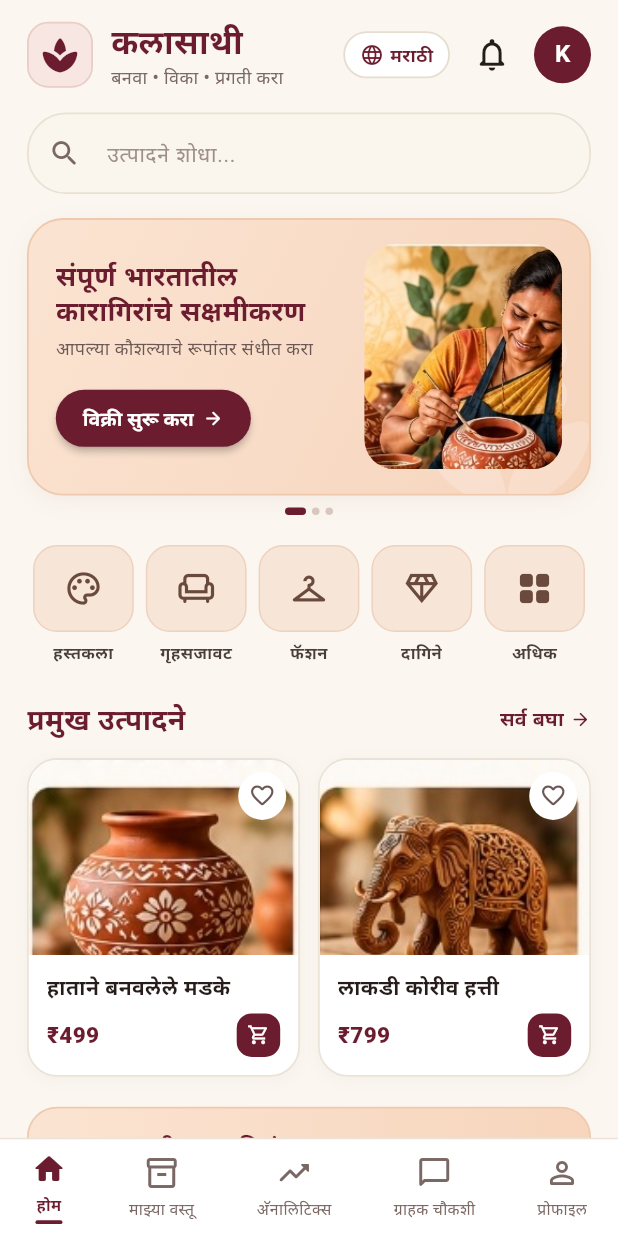
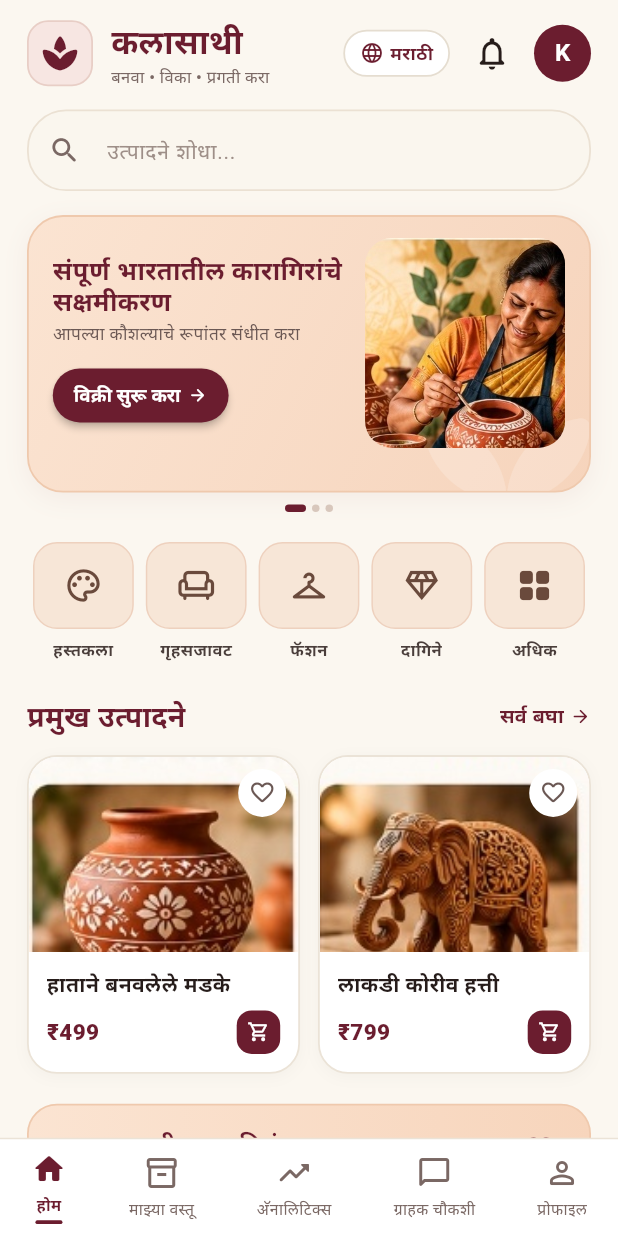
Before and after one commit to Kanchan1903/Artisans, a Flutter app: the HomeScreen screen opened directly, on a phone screen of 412 x 824 dp. Run offline on Flutter 3.47's test engine with Material 3 defaults, Android fonts, the phone set to English and light mode, and no system bars; our stand-ins replace image_picker, shared_preferences, speech_to_text; accounts and stored records are empty.

Commit message:
fix(mobile): resolve hero banner overflow and app title line wrap, add dismiss button to offline sync banner

```diff
--- a/apps/mobile/lib/screens/home_screen.dart
+++ b/apps/mobile/lib/screens/home_screen.dart
@@ -200,7 +200,10 @@ class _HomeScreenState extends State<HomeScreen> {
           child: Column(
             crossAxisAlignment: CrossAxisAlignment.start,
             children: [
-              Text(
+              FittedBox(
+                fit: BoxFit.scaleDown,
+                alignment: Alignment.centerLeft,
+                child: Text(
                   l10n.translate('appTitle'),
                   style: const TextStyle(
                     fontFamily: 'serif',
@@ -210,10 +213,11 @@ class _HomeScreenState extends State<HomeScreen> {
                     letterSpacing: 0.2,
                   ),
                 ),
+              ),
               Text(
                 l10n.translate('createSellGrow'),
                 style: const TextStyle(
-                  fontSize: 12,
+                  fontSize: 11,
                   fontWeight: FontWeight.w500,
                   color: Color(0xFF7A6864),
                 ),
@@ -360,7 +364,7 @@ class _HomeScreenState extends State<HomeScreen> {
       children: [
         Container(
           width: double.infinity,
-          height: 185,
+          constraints: const BoxConstraints(minHeight: 185),
           decoration: BoxDecoration(
             gradient: const LinearGradient(
               colors: [
@@ -395,44 +399,45 @@ class _HomeScreenState extends State<HomeScreen> {
 
               // Content Row
               Padding(
-                padding: const EdgeInsets.symmetric(horizontal: 18, vertical: 16),
+                padding: const EdgeInsets.symmetric(horizontal: 16, vertical: 14),
                 child: Row(
+                  crossAxisAlignment: CrossAxisAlignment.center,
                   children: [
                     // Left Text & Button
                     Expanded(
                       flex: 6,
                       child: Column(
                         crossAxisAlignment: CrossAxisAlignment.start,
-                        mainAxisAlignment: MainAxisAlignment.center,
+                        mainAxisSize: MainAxisSize.min,
                         children: [
                           Text(
                             l10n.translate('empoweringArtisans'),
                             style: const TextStyle(
                               fontFamily: 'serif',
-                              fontSize: 18,
+                              fontSize: 17,
                               fontWeight: FontWeight.w800,
                               color: AppTheme.maroonPrimary,
+                              height: 1.2,
+                            ),
+                          ),
+                          const SizedBox(height: 4),
+                          Text(
+                            l10n.translate('turnCreativity'),
+                            style: const TextStyle(
+                              fontSize: 11.5,
+                              color: Color(0xFF6B5854),
                               height: 1.25,
                             ),
                           ),
-                          const SizedBox(height: 6),
-                          Text(
-                            l10n.translate('turnCreativity'),
-                            style: const TextStyle(
-                              fontSize: 12,
-                              color: Color(0xFF6B5854),
-                              height: 1.3,
-                            ),
-                          ),
-                          const SizedBox(height: 14),
+                          const SizedBox(height: 10),
                           // Start Selling Button
                           ElevatedButton(
                             onPressed: () => _onAddProductTap(context),
                             style: ElevatedButton.styleFrom(
                               backgroundColor: AppTheme.maroonPrimary,
                               foregroundColor: Colors.white,
-                              padding: const EdgeInsets.symmetric(horizontal: 18, vertical: 10),
-                              minimumSize: const Size(0, 38),
+                              padding: const EdgeInsets.symmetric(horizontal: 14, vertical: 8),
+                              minimumSize: const Size(0, 36),
                               shape: RoundedRectangleBorder(
                                 borderRadius: BorderRadius.circular(20),
                               ),
@@ -444,12 +449,12 @@ class _HomeScreenState extends State<HomeScreen> {
                                 Text(
                                   l10n.translate('startSelling'),
                                   style: const TextStyle(
-                                    fontSize: 13,
+                                    fontSize: 12.5,
                                     fontWeight: FontWeight.bold,
                                   ),
                                 ),
-                                const SizedBox(width: 6),
-                                const Icon(Icons.arrow_forward_rounded, size: 14),
+                                const SizedBox(width: 5),
+                                const Icon(Icons.arrow_forward_rounded, size: 13),
                               ],
                             ),
                           ),
@@ -462,17 +467,17 @@ class _HomeScreenState extends State<HomeScreen> {
                     Expanded(
                       flex: 4,
                       child: ClipRRect(
-                        borderRadius: BorderRadius.circular(20),
+                        borderRadius: BorderRadius.circular(18),
                         child: Image.asset(
                           'assets/images/artisan_hero.jpg',
-                          height: 150,
+                          height: 140,
                           fit: BoxFit.cover,
                           errorBuilder: (_, __, ___) => Container(
-                            height: 150,
+                            height: 140,
                             color: const Color(0xFFE8CEC6),
                             child: const Icon(
                               Icons.brush_rounded,
-                              size: 44,
+                              size: 40,
                               color: AppTheme.maroonPrimary,
                             ),
                           ),
@@ -1160,6 +1165,17 @@ class _HomeScreenState extends State<HomeScreen> {
                 ? const SizedBox(width: 12, height: 12, child: CircularProgressIndicator(strokeWidth: 2, color: Colors.white))
                 : Text(l10n.translate('syncNow'), style: const TextStyle(fontSize: 11, fontWeight: FontWeight.bold)),
           ),
+          const SizedBox(width: 4),
+          IconButton(
+            icon: const Icon(Icons.close_rounded, size: 18, color: Color(0xFF7A6864)),
+            padding: EdgeInsets.zero,
+            constraints: const BoxConstraints(),
+            tooltip: 'Clear drafts',
+            onPressed: () async {
+              await OfflineStorageService.clearOfflineDrafts();
+              await _checkPendingSync();
+            },
+          ),
         ],
       ),
     );
```
Lines whose indentation alone changed are shown as unchanged.
